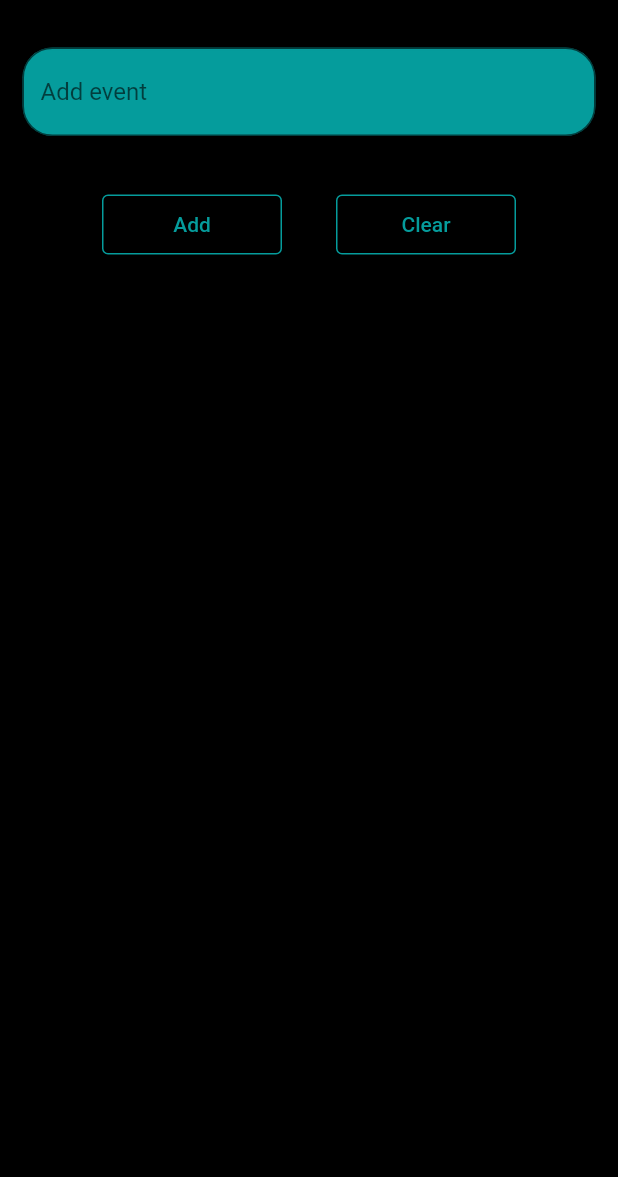
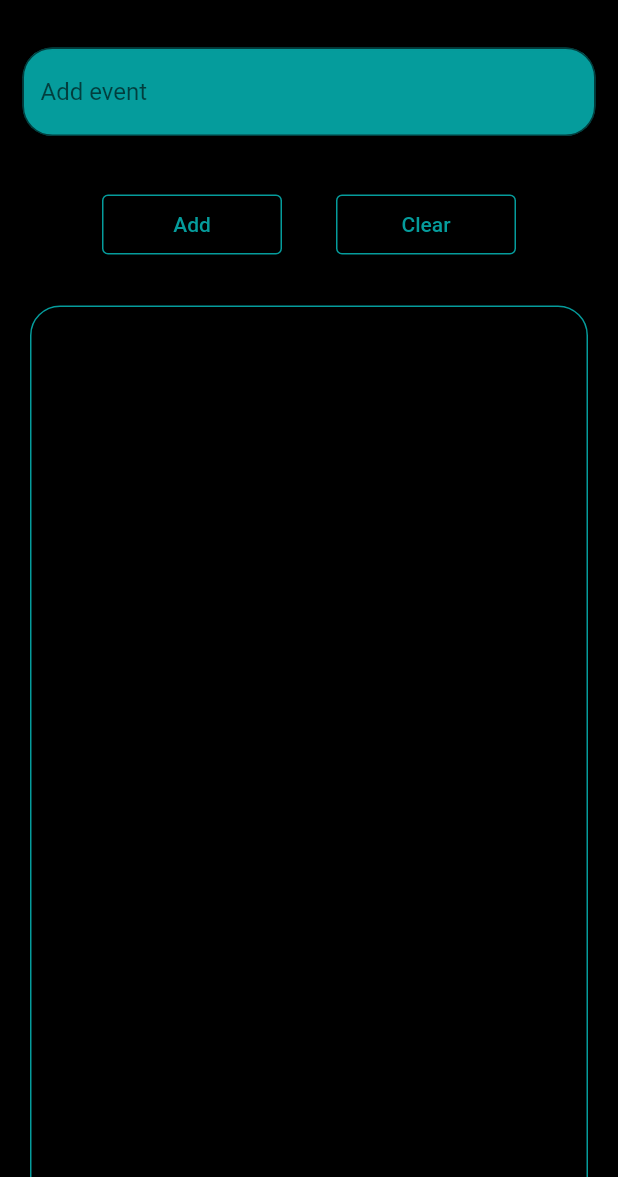
Before and after one commit to matev0syan/ToDoList, a Flutter app: the screen it shows after launch, on a phone screen of 412 x 824 dp, the part 59-1236 px from its top. Run offline on Flutter 3.47's test engine with Material 2 defaults, Android fonts, the phone set to English and light mode, and no system bars; Roboto replaces fonts that are missing (Times New Roman).

Commit message:
iu change

```diff
--- /dev/null
+++ b/lib/BLoC/buttn_add_clear.dart
@@ -0,0 +1,34 @@
+import 'dart:async';
+
+import 'package:flutter/material.dart';
+
+enum TextEvent { event_add, event_clear }
+
+class TextBloc {
+  String _text = '';
+
+  final _input = StreamController<TextEvent>();
+  StreamSink<TextEvent> get inputsink => _input.sink;
+
+  final _output = StreamController<String>();
+  Stream<String> get outputstream => _output.stream;
+
+  void _eventext(TextEvent event) {
+    if (event == TextEvent.event_add)
+      _text = 'Add textt';
+    else if (event == TextEvent.event_clear)
+      _text = '0';
+    else
+      throw Exception("wrong");
+    _output.sink.add(_text);
+  }
+
+  ColorsBloc() {
+    _input.stream.listen(_eventext);
+  }
+
+  void dispose() {
+    _input.close();
+    _output.close();
+  }
+}
--- a/lib/ButtonAdd.dart
+++ /dev/null
@@ -1,26 +0,0 @@
-import 'dart:html';
-
-import 'package:flutter/material.dart';
-
-class ButtonAdd extends StatelessWidget {
-  const ButtonAdd({Key? key}) : super(key: key);
-
-  @override
-  Widget build(BuildContext context) {
-    return Padding(
-      padding: const EdgeInsets.fromLTRB(60, 20, 10, 10),
-      child: ElevatedButton(
-        style: ElevatedButton.styleFrom(
-          minimumSize: Size(120, 40),
-          side: BorderSide(
-            color: Color.fromARGB(255, 5, 156, 156),
-          ),
-          primary: Color.fromARGB(255, 0, 0, 0),
-          onPrimary: Color.fromARGB(255, 5, 156, 156),
-        ),
-        child: Text('Add'),
-        onPressed: () {},
-      ),
-    );
-  }
-}
--- a/lib/ButtonClear.dart
+++ /dev/null
@@ -1,26 +0,0 @@
-import 'dart:html';
-
-import 'package:flutter/material.dart';
-
-class ButtonClear extends StatelessWidget {
-  const ButtonClear({Key? key}) : super(key: key);
-
-  @override
-  Widget build(BuildContext context) {
-    return Padding(
-      padding: const EdgeInsets.fromLTRB(10, 20, 60, 10),
-      child: ElevatedButton(
-        style: ElevatedButton.styleFrom(
-          minimumSize: Size(120, 40),
-          side: BorderSide(
-            color: Color.fromARGB(255, 5, 156, 156),
-          ),
-          primary: Color.fromARGB(255, 0, 0, 0),
-          onPrimary: Color.fromARGB(255, 5, 156, 156),
-        ),
-        child: Text('Clear'),
-        onPressed: () {},
-      ),
-    );
-  }
-}
--- a/lib/InputSpace.dart
+++ /dev/null
@@ -1,19 +0,0 @@
-import 'package:flutter/material.dart';
-
-class InputSpace extends StatelessWidget {
-  const InputSpace({Key? key}) : super(key: key);
-
-  @override
-  Widget build(BuildContext context) {
-    return Padding(
-      padding: const EdgeInsets.all(15.0),
-      child: TextField(
-        decoration: InputDecoration(
-            hintText: 'Add event',
-            border: OutlineInputBorder(borderRadius: BorderRadius.circular(20)),
-            fillColor: Color.fromARGB(255, 5, 156, 156),
-            filled: true),
-      ),
-    );
-  }
-}
--- a/lib/HomePage.dart
+++ b/lib/home_page.dart
@@ -1,8 +1,8 @@
 import 'package:flutter/material.dart';
-
-import 'InputSpace.dart';
-import 'ButtonAdd.dart';
-import 'ButtonClear.dart';
+import 'input_components/button_add.dart';
+import 'input_components/button_clear.dart';
+import 'input_components/input_space.dart';
+import 'todolist_components/todolist_contanier.dart';
 
 class HomePage extends StatelessWidget {
   const HomePage({Key? key}) : super(key: key);
@@ -28,7 +28,8 @@ class HomePage extends StatelessWidget {
             Row(
               mainAxisAlignment: MainAxisAlignment.spaceAround,
               children: [ButtonAdd(), ButtonClear()],
-            )
+            ),
+            ToDoContainer(),
           ],
         ));
   }
--- /dev/null
+++ b/lib/input_components/button_add.dart
@@ -0,0 +1,34 @@
+import 'package:flutter/material.dart';
+import '../BLoC/buttn_add_clear.dart';
+
+class ButtonAdd extends StatefulWidget {
+  const ButtonAdd({Key? key}) : super(key: key);
+
+  @override
+  State<ButtonAdd> createState() => _ButtonAddState();
+}
+
+class _ButtonAddState extends State<ButtonAdd> {
+  TextBloc _bloc = TextBloc();
+
+  @override
+  Widget build(BuildContext context) {
+    return Padding(
+      padding: const EdgeInsets.fromLTRB(60, 20, 10, 10),
+      child: ElevatedButton(
+        style: ElevatedButton.styleFrom(
+          minimumSize: const Size(120, 40),
+          side: const BorderSide(
+            color: Color.fromARGB(255, 5, 156, 156),
+          ),
+          primary: const Color.fromARGB(255, 0, 0, 0),
+          onPrimary: const Color.fromARGB(255, 5, 156, 156),
+        ),
+        child: const Text('Add'),
+        onPressed: () {
+          _bloc.inputsink.add(TextEvent.event_add);
+        },
+      ),
+    );
+  }
+}
--- /dev/null
+++ b/lib/input_components/button_clear.dart
@@ -0,0 +1,33 @@
+import 'package:flutter/material.dart';
+import '../BLoC/buttn_add_clear.dart';
+
+class ButtonClear extends StatefulWidget {
+  const ButtonClear({Key? key}) : super(key: key);
+
+  @override
+  State<ButtonClear> createState() => _ButtonClearState();
+}
+
+class _ButtonClearState extends State<ButtonClear> {
+  TextBloc _bloc = TextBloc();
+  @override
+  Widget build(BuildContext context) {
+    return Padding(
+      padding: const EdgeInsets.fromLTRB(10, 20, 60, 10),
+      child: ElevatedButton(
+        style: ElevatedButton.styleFrom(
+          minimumSize: const Size(120, 40),
+          side: const BorderSide(
+            color: Color.fromARGB(255, 5, 156, 156),
+          ),
+          primary: const Color.fromARGB(255, 0, 0, 0),
+          onPrimary: const Color.fromARGB(255, 5, 156, 156),
+        ),
+        child: const Text('Clear'),
+        onPressed: () {
+          _bloc.inputsink.add(TextEvent.event_clear);
+        },
+      ),
+    );
+  }
+}
--- /dev/null
+++ b/lib/input_components/input_space.dart
@@ -0,0 +1,39 @@
+import 'package:flutter/material.dart';
+
+import '../BLoC/buttn_add_clear.dart';
+
+class InputSpace extends StatefulWidget {
+  const InputSpace({Key? key}) : super(key: key);
+
+  @override
+  State<InputSpace> createState() => _InputSpaceState();
+}
+
+class _InputSpaceState extends State<InputSpace> {
+  TextBloc _bloc = TextBloc();
+
+  @override
+  void dispouse() {
+    _bloc.dispose();
+    super.dispose();
+  }
+
+  Widget build(BuildContext context) {
+    return StreamBuilder(
+        stream: _bloc.outputstream,
+        initialData: '',
+        builder: (context, snapshot) {
+          return Padding(
+            padding: const EdgeInsets.all(15.0),
+            child: TextField(
+              decoration: InputDecoration(
+                  hintText: 'Add event',
+                  border: OutlineInputBorder(
+                      borderRadius: BorderRadius.circular(20)),
+                  fillColor: Color.fromARGB(255, 5, 156, 156),
+                  filled: true),
+            ),
+          );
+        });
+  }
+}
--- a/lib/main.dart
+++ b/lib/main.dart
@@ -1,6 +1,6 @@
 import 'package:flutter/material.dart';
 
-import 'HomePage.dart';
+import 'home_page.dart';
 
 void main() {
   runApp(const MyApp());
@@ -11,7 +11,7 @@ class MyApp extends StatelessWidget {
 
   @override
   Widget build(BuildContext context) {
-    return MaterialApp(
+    return const MaterialApp(
       debugShowCheckedModeBanner: false,
       home: HomePage(),
     );
--- /dev/null
+++ b/lib/todolist_components/todolist_contanier.dart
@@ -0,0 +1,23 @@
+import 'package:flutter/material.dart';
+
+class ToDoContainer extends StatelessWidget {
+  const ToDoContainer({Key? key}) : super(key: key);
+
+  @override
+  Widget build(BuildContext context) {
+    return Padding(
+      padding: const EdgeInsets.all(20.0),
+      child: Container(
+        constraints: BoxConstraints(minHeight: 650),
+        width: double.infinity,
+        decoration: BoxDecoration(
+          border: Border.all(
+            color: const Color.fromARGB(255, 5, 156, 156),
+          ),
+          borderRadius: BorderRadius.circular(20),
+          // color: Color.fromARGB(255, 0, 0, 0),
+        ),
+      ),
+    );
+  }
+}
```
